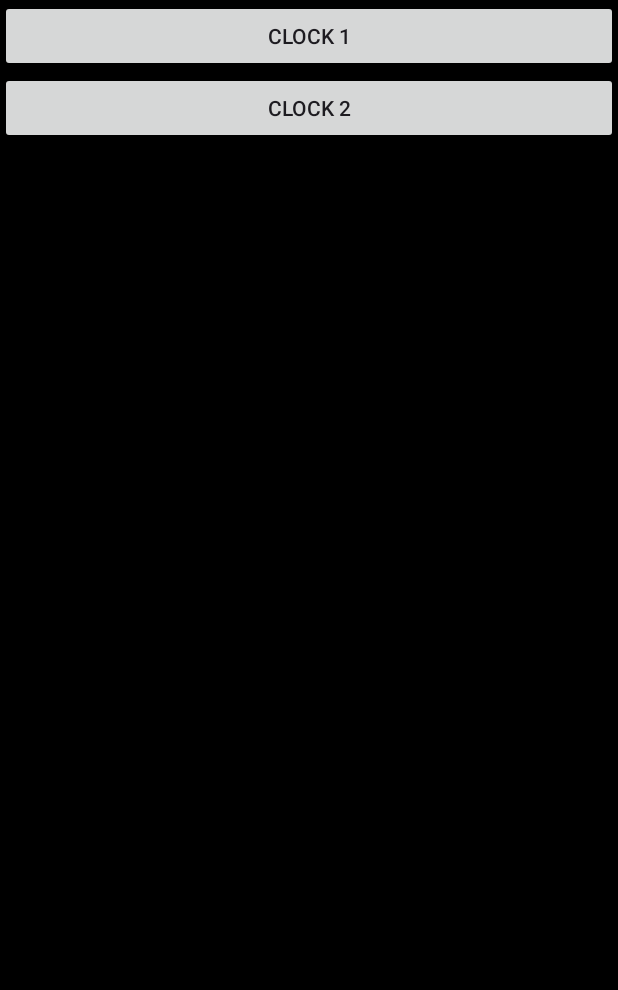
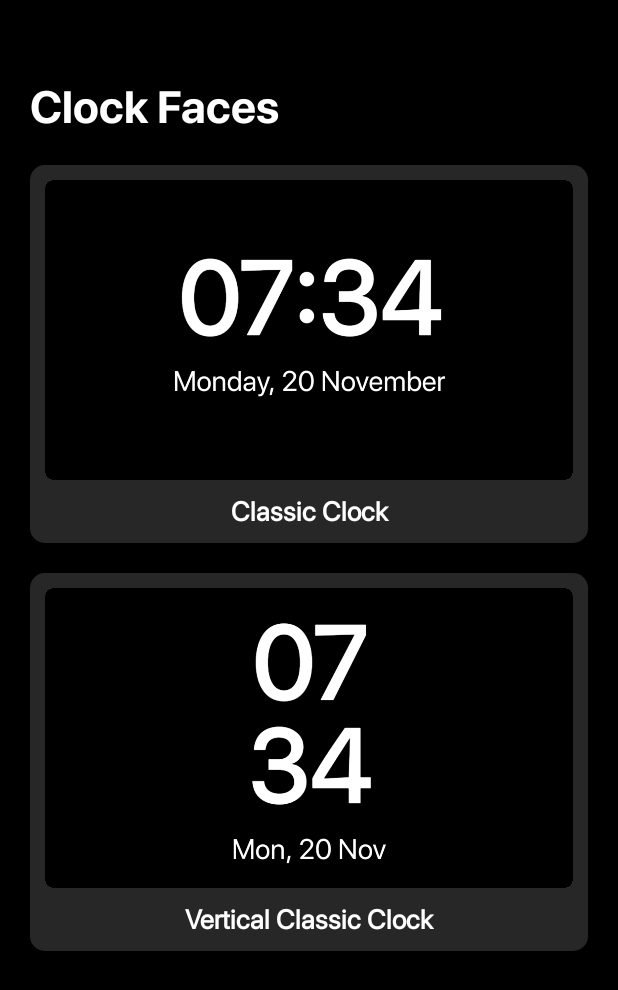
Before and after one commit to devarshukani/ClearMindLauncher, an Android app: the ClockFaceSettingsActivity screen opened directly, with no data from a screen before it, on a phone screen of 412 x 824 dp. Shown: the top 990 px of the screen. Run offline under Robolectric (Android 15) with nearby library versions, the light colour scheme and no system bars.

Commit message:
clock face activity UI updated

```diff
--- a/app/src/main/java/com/devarshukani/clearmindlauncher/Activity/ClockFaceSettingsActivity.java
+++ b/app/src/main/java/com/devarshukani/clearmindlauncher/Activity/ClockFaceSettingsActivity.java
@@ -6,14 +6,16 @@ import androidx.appcompat.app.AppCompatActivity;
 import android.os.Bundle;
 import android.view.View;
 import android.widget.Button;
+import android.widget.LinearLayout;
 import android.widget.Toast;
 
+import com.devarshukani.clearmindlauncher.Helper.AnimateLinearLayoutButton;
 import com.devarshukani.clearmindlauncher.Helper.SharedPreferencesHelper;
 import com.devarshukani.clearmindlauncher.R;
 
 public class ClockFaceSettingsActivity extends AppCompatActivity {
 
-    Button clock1button, clock2button;
+    LinearLayout clock1button, clock2button;
 
     @Override
     protected void onCreate(Bundle savedInstanceState) {
@@ -23,10 +25,14 @@ public class ClockFaceSettingsActivity extends AppCompatActivity {
         clock1button = findViewById(R.id.clock1button);
         clock2button = findViewById(R.id.clock2button);
 
+        AnimateLinearLayoutButton anim = new AnimateLinearLayoutButton();
+
         clock1button.setOnClickListener(new View.OnClickListener() {
             @Override
             public void onClick(View view) {
-                Toast.makeText(ClockFaceSettingsActivity.this, "Click 1", Toast.LENGTH_SHORT).show();
+                anim.animateButtonClick(clock1button);
+
+                Toast.makeText(ClockFaceSettingsActivity.this, "Classic Clock Applied", Toast.LENGTH_SHORT).show();
                 SharedPreferencesHelper.saveData(ClockFaceSettingsActivity.this,"SelectedClockFaceNumber", 1);
             }
         });
@@ -34,7 +40,9 @@ public class ClockFaceSettingsActivity extends AppCompatActivity {
         clock2button.setOnClickListener(new View.OnClickListener() {
             @Override
             public void onClick(View view) {
-                Toast.makeText(ClockFaceSettingsActivity.this, "Click 2", Toast.LENGTH_SHORT).show();
+                anim.animateButtonClick(clock2button);
+
+                Toast.makeText(ClockFaceSettingsActivity.this, "Vertical Classic Clock Applied", Toast.LENGTH_SHORT).show();
                 SharedPreferencesHelper.saveData(ClockFaceSettingsActivity.this,"SelectedClockFaceNumber", 2);
             }
         });
--- a/app/src/main/res/layout/activity_clock_face_settings.xml
+++ b/app/src/main/res/layout/activity_clock_face_settings.xml
@@ -1,22 +1,124 @@
 <?xml version="1.0" encoding="utf-8"?>
-<LinearLayout xmlns:android="http://schemas.android.com/apk/res/android"
+<ScrollView xmlns:android="http://schemas.android.com/apk/res/android"
+    xmlns:app="http://schemas.android.com/apk/res-auto"
     xmlns:tools="http://schemas.android.com/tools"
     android:layout_width="match_parent"
     android:layout_height="match_parent"
+    tools:context=".Activity.SettingsActivity"
+    android:background="@color/PrimaryBackgroundColor">
+
+    <LinearLayout
+        android:layout_width="match_parent"
+        android:layout_height="match_parent"
         android:orientation="vertical"
-    tools:context=".Activity.ClockFaceSettingsActivity">
+        android:layout_margin="20dp">
 
-    <androidx.appcompat.widget.AppCompatButton
+        <TextView
+            android:layout_width="match_parent"
+            android:layout_height="wrap_content"
+            android:textSize="30sp"
+            android:text="Clock Faces"
+            android:fontFamily="@font/sf_pro_display_bold"
+            android:textStyle="bold"
+            android:textColor="@color/PrimaryTextColor"
+            android:layout_marginTop="30dp"/>
+
+        <LinearLayout
             android:id="@+id/clock1button"
             android:layout_width="match_parent"
             android:layout_height="wrap_content"
-        android:text="clock 1" />
+            android:background="@drawable/search_bar_background"
+            android:layout_marginTop="20dp"
+            android:orientation="horizontal">
 
-    <androidx.appcompat.widget.AppCompatButton
+            <LinearLayout
+                android:layout_width="0dp"
+                android:layout_weight="1"
+                android:layout_height="wrap_content"
+                android:orientation="vertical">
+
+                <androidx.cardview.widget.CardView
+                    android:layout_width="wrap_content"
+                    android:layout_height="200dp"
+                    android:layout_marginHorizontal="10dp"
+                    android:layout_marginTop="10dp"
+                    android:layout_marginBottom="7dp"
+                    app:cardCornerRadius="5dp"
+                    android:elevation="0dp">
+
+                    <ImageView
+                        android:layout_width="match_parent"
+                        android:layout_height="match_parent"
+                        android:src="@drawable/clock_preview_1"
+                        android:scaleType="centerCrop" />
+                </androidx.cardview.widget.CardView>
+
+                <TextView
+                    android:layout_width="match_parent"
+                    android:layout_height="wrap_content"
+                    android:textSize="18sp"
+                    android:text="Classic Clock"
+                    android:fontFamily="@font/sf_pro_display_regular"
+                    android:textStyle="bold"
+                    android:textColor="@color/PrimaryTextColor"
+                    android:layout_marginHorizontal="10dp"
+                    android:layout_marginBottom="10dp"
+                    android:textAlignment="center"/>
+
+
+            </LinearLayout>
+
+        </LinearLayout>
+
+
+        <LinearLayout
             android:id="@+id/clock2button"
             android:layout_width="match_parent"
             android:layout_height="wrap_content"
-        android:text="clock 2" />
+            android:background="@drawable/search_bar_background"
+            android:layout_marginTop="20dp"
+            android:orientation="horizontal">
+
+            <LinearLayout
+                android:layout_width="0dp"
+                android:layout_weight="1"
+                android:layout_height="wrap_content"
+                android:orientation="vertical">
+
+                <androidx.cardview.widget.CardView
+                    android:layout_width="wrap_content"
+                    android:layout_height="200dp"
+                    android:layout_marginHorizontal="10dp"
+                    android:layout_marginTop="10dp"
+                    android:layout_marginBottom="7dp"
+                    app:cardCornerRadius="5dp"
+                    android:elevation="0dp">
+
+                    <ImageView
+                        android:layout_width="match_parent"
+                        android:layout_height="match_parent"
+                        android:src="@drawable/clock_preview_2"
+                        android:scaleType="centerCrop" />
+                </androidx.cardview.widget.CardView>
+
+                <TextView
+                    android:layout_width="match_parent"
+                    android:layout_height="wrap_content"
+                    android:textSize="18sp"
+                    android:text="Vertical Classic Clock"
+                    android:fontFamily="@font/sf_pro_display_regular"
+                    android:textStyle="bold"
+                    android:textColor="@color/PrimaryTextColor"
+                    android:layout_marginHorizontal="10dp"
+                    android:layout_marginBottom="10dp"
+                    android:textAlignment="center"/>
 
 
             </LinearLayout>
+
+        </LinearLayout>
+
+
+    </LinearLayout>
+
+</ScrollView>
```
Lines whose indentation alone changed are shown as unchanged.
